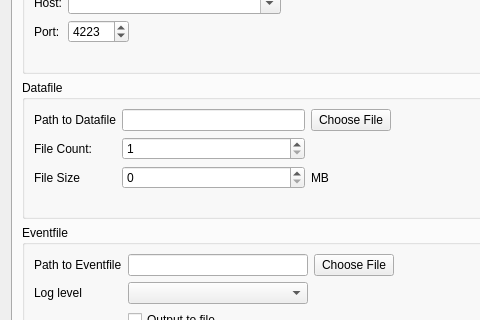
First picture: the form in src/brickv/ui/logger_setup.ui, repository Tinkerforge/brickv, before the edit; both pictures show x 0 to 480 and y 83 to 403 of the 608 by 538 pixel window.
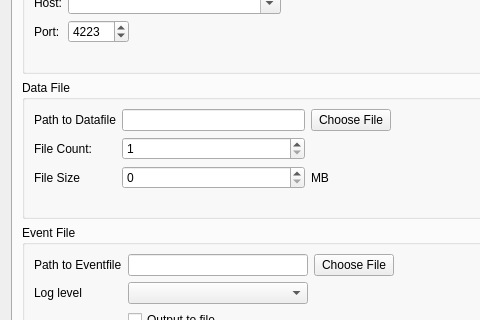
Second picture: the form after the edit.

```diff
--- a/src/brickv/ui/logger_setup.ui
+++ b/src/brickv/ui/logger_setup.ui
@@ -113,7 +113,7 @@
            <item row="2" column="0">
             <widget class="QGroupBox" name="groupBox">
              <property name="title">
-              <string>Eventfile</string>
+              <string>Event File</string>
              </property>
              <layout class="QGridLayout" name="gridLayout_9">
               <item row="0" column="2">
@@ -312,7 +312,7 @@
               <bool>true</bool>
              </property>
              <property name="title">
-              <string>Datafile</string>
+              <string>Data File</string>
              </property>
              <layout class="QGridLayout" name="gridLayout_3">
               <item row="1" column="1">
```
